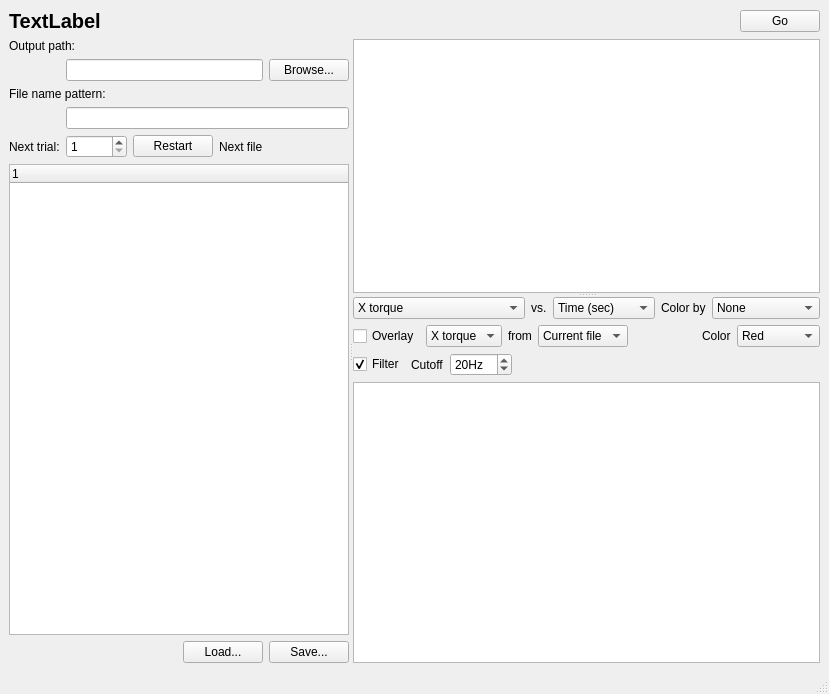
Old version of the form bender.ui in the repository tytell/Bender2.
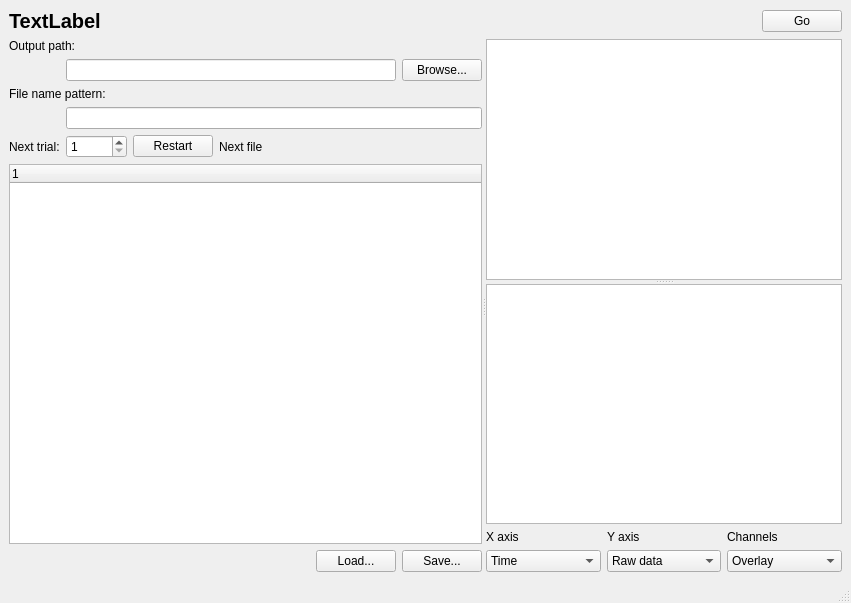
New version of the form. Custom widgets are drawn as their Qt base class.

Commit message: Continue setting up for multiple channel input

Patch:
```diff
--- a/bender.ui
+++ b/bender.ui
@@ -6,15 +6,15 @@
    <rect>
     <x>0</x>
     <y>0</y>
-    <width>737</width>
-    <height>694</height>
+    <width>851</width>
+    <height>603</height>
    </rect>
   </property>
   <property name="windowTitle">
    <string>Bender</string>
   </property>
   <widget class="QWidget" name="centralwidget">
-   <layout class="QVBoxLayout" name="verticalLayout_2" stretch="0,100">
+   <layout class="QVBoxLayout" name="verticalLayout_3">
     <item>
      <layout class="QHBoxLayout" name="horizontalLayout">
       <item>
@@ -179,20 +179,24 @@
         </item>
        </layout>
       </widget>
+      <widget class="QWidget" name="layoutWidget">
+       <layout class="QVBoxLayout" name="verticalLayout_2">
+        <item>
       <widget class="QSplitter" name="plotSplitter">
        <property name="orientation">
         <enum>Qt::Vertical</enum>
        </property>
        <widget class="PlotWidget" name="plot1Widget"/>
-       <widget class="QWidget" name="verticalLayoutWidget_2">
-        <layout class="QVBoxLayout" name="verticalLayout_3">
+          <widget class="PlotWidget" name="plot2Widget"/>
+         </widget>
+        </item>
          <item>
-          <layout class="QHBoxLayout" name="horizontalLayout_3">
+         <layout class="QGridLayout" name="gridLayout_2">
+          <item row="1" column="2">
+           <widget class="QComboBox" name="yAxisCombo">
            <item>
-            <widget class="QComboBox" name="plotYBox">
-             <item>
               <property name="text">
-               <string>X torque</string>
+              <string>Raw data</string>
               </property>
              </item>
              <item>
@@ -202,22 +206,30 @@
              </item>
              <item>
               <property name="text">
-               <string>Body torque from X torque</string>
-              </property>
-             </item>
+              <string>Phase</string>
+             </property>
+            </item>
+           </widget>
+          </item>
+          <item row="1" column="3">
+           <widget class="QComboBox" name="channelOverlayCombo">
              <item>
               <property name="text">
-               <string>Body torque from Y force</string>
+              <string>Overlay</string>
               </property>
              </item>
              <item>
               <property name="text">
-               <string>X force</string>
-              </property>
-             </item>
+              <string>Stack</string>
+             </property>
+            </item>
+           </widget>
+          </item>
+          <item row="1" column="1">
+           <widget class="QComboBox" name="xAxisCombo">
              <item>
               <property name="text">
-               <string>Y force</string>
+              <string>Time</string>
               </property>
              </item>
              <item>
@@ -232,256 +244,30 @@
              </item>
             </widget>
            </item>
-           <item>
+          <item row="0" column="1">
             <widget class="QLabel" name="label_4">
              <property name="text">
-              <string>vs.</string>
+             <string>X axis</string>
              </property>
             </widget>
            </item>
-           <item>
-            <widget class="QComboBox" name="plotXBox">
-             <item>
-              <property name="text">
-               <string>Time (sec)</string>
-              </property>
-             </item>
-             <item>
-              <property name="text">
-               <string>Time (cycles)</string>
-              </property>
-             </item>
-             <item>
-              <property name="text">
-               <string>Phase</string>
-              </property>
-             </item>
-             <item>
-              <property name="text">
-               <string>Angle</string>
-              </property>
-             </item>
-            </widget>
-           </item>
-           <item>
-            <spacer name="horizontalSpacer_3">
-             <property name="orientation">
-              <enum>Qt::Horizontal</enum>
-             </property>
-             <property name="sizeHint" stdset="0">
-              <size>
-               <width>40</width>
-               <height>20</height>
-              </size>
-             </property>
-            </spacer>
-           </item>
-           <item>
+          <item row="0" column="2">
             <widget class="QLabel" name="label_5">
              <property name="text">
-              <string>Color by</string>
+             <string>Y axis</string>
              </property>
             </widget>
            </item>
-           <item>
-            <widget class="QComboBox" name="colorByBox">
-             <item>
-              <property name="text">
-               <string>None</string>
-              </property>
-             </item>
-             <item>
-              <property name="text">
-               <string>Active/passive</string>
-              </property>
-             </item>
-             <item>
-              <property name="text">
-               <string>Cycle number</string>
-              </property>
-             </item>
-            </widget>
-           </item>
-          </layout>
-         </item>
-         <item>
-          <layout class="QHBoxLayout" name="horizontalLayout_4">
-           <item>
-            <widget class="QCheckBox" name="overlayCheck">
-             <property name="text">
-              <string>Overlay</string>
-             </property>
-            </widget>
-           </item>
-           <item>
-            <widget class="QComboBox" name="plotYOverlayBox">
-             <item>
-              <property name="text">
-               <string>X torque</string>
-              </property>
-             </item>
-             <item>
-              <property name="text">
-               <string>Y force</string>
-              </property>
-             </item>
-             <item>
-              <property name="text">
-               <string>X force</string>
-              </property>
-             </item>
-             <item>
-              <property name="text">
-               <string>Y force</string>
-              </property>
-             </item>
-             <item>
-              <property name="text">
-               <string>Z force</string>
-              </property>
-             </item>
-             <item>
-              <property name="text">
-               <string>Z torque</string>
-              </property>
-             </item>
-            </widget>
-           </item>
-           <item>
+          <item row="0" column="3">
             <widget class="QLabel" name="label_6">
              <property name="text">
-              <string>from</string>
+             <string>Channels</string>
              </property>
             </widget>
            </item>
-           <item>
-            <widget class="QComboBox" name="overlayFromBox">
-             <item>
-              <property name="text">
-               <string>Current file</string>
-              </property>
-             </item>
-             <item>
-              <property name="text">
-               <string>Other file...</string>
-              </property>
-             </item>
-            </widget>
-           </item>
-           <item>
-            <spacer name="horizontalSpacer_4">
-             <property name="orientation">
-              <enum>Qt::Horizontal</enum>
-             </property>
-             <property name="sizeHint" stdset="0">
-              <size>
-               <width>40</width>
-               <height>20</height>
-              </size>
-             </property>
-            </spacer>
-           </item>
-           <item>
-            <widget class="QLabel" name="label_7">
-             <property name="text">
-              <string>Color</string>
-             </property>
-            </widget>
-           </item>
-           <item>
-            <widget class="QComboBox" name="overlayColorBox">
-             <item>
-              <property name="text">
-               <string>Red</string>
-              </property>
-             </item>
-             <item>
-              <property name="text">
-               <string>Blue</string>
-              </property>
-             </item>
-             <item>
-              <property name="text">
-               <string>Green</string>
-              </property>
-             </item>
-             <item>
-              <property name="text">
-               <string>Black</string>
-              </property>
-             </item>
-             <item>
-              <property name="text">
-               <string>Dark red</string>
-              </property>
-             </item>
-             <item>
-              <property name="text">
-               <string>Dark blue</string>
-              </property>
-             </item>
-            </widget>
-           </item>
-          </layout>
-         </item>
-         <item>
-          <layout class="QHBoxLayout" name="horizontalLayout_5">
-           <item>
-            <widget class="QCheckBox" name="filterCheck">
-             <property name="text">
-              <string>Filter</string>
-             </property>
-             <property name="checked">
-              <bool>true</bool>
-             </property>
-            </widget>
-           </item>
-           <item>
-            <widget class="QLabel" name="label_8">
-             <property name="text">
-              <string>Cutoff</string>
-             </property>
-            </widget>
-           </item>
-           <item>
-            <widget class="QDoubleSpinBox" name="filterCutoffBox">
-             <property name="suffix">
-              <string>Hz</string>
-             </property>
-             <property name="decimals">
-              <number>0</number>
-             </property>
-             <property name="maximum">
-              <double>500.000000000000000</double>
-             </property>
-             <property name="singleStep">
-              <double>10.000000000000000</double>
-             </property>
-             <property name="value">
-              <double>20.000000000000000</double>
-             </property>
-            </widget>
-           </item>
-           <item>
-            <spacer name="horizontalSpacer_5">
-             <property name="orientation">
-              <enum>Qt::Horizontal</enum>
-             </property>
-             <property name="sizeHint" stdset="0">
-              <size>
-               <width>40</width>
-               <height>20</height>
-              </size>
-             </property>
-            </spacer>
-           </item>
-          </layout>
-         </item>
-         <item>
-          <widget class="PlotWidget" name="plot2Widget"/>
-         </item>
-        </layout>
-       </widget>
+         </layout>
+        </item>
+       </layout>
       </widget>
      </widget>
     </item>
```
Left out of the diff: 8 changed lines with no effect on the pictures. Lines whose indentation alone changed are shown as unchanged. The commit also changes 2 other files.
